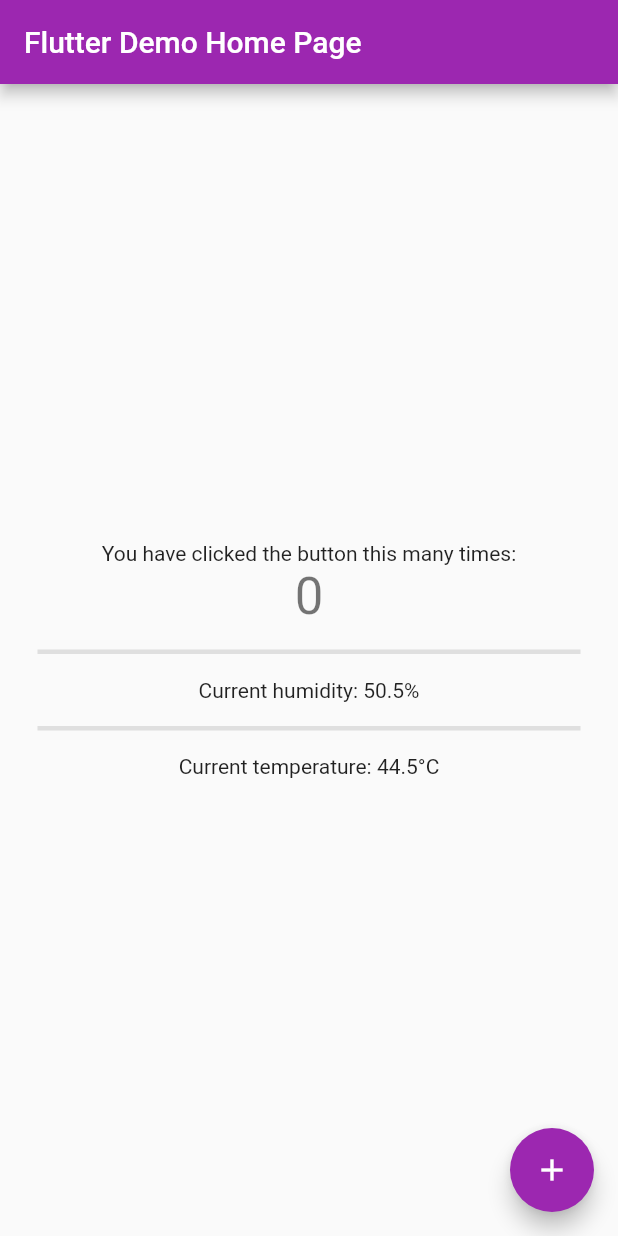
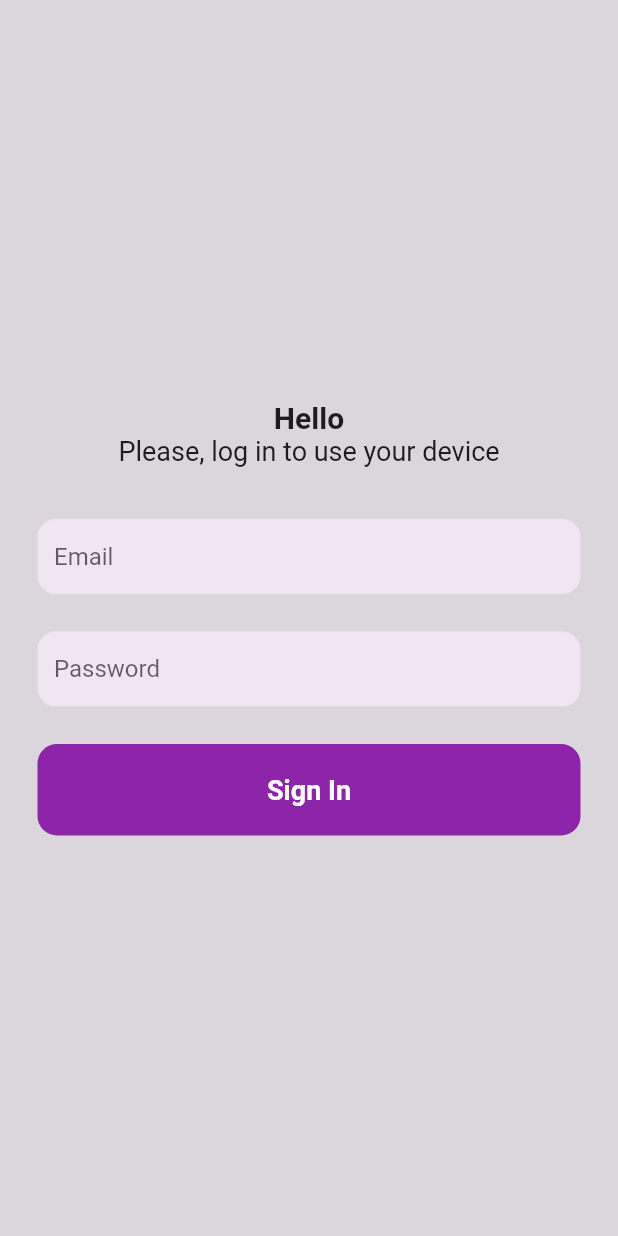
Before and after one commit to kosibamarcin/IoT, a Flutter app: the screen it shows after launch, on a phone screen of 412 x 824 dp. Run offline on Flutter 3.47's test engine with Material 2 defaults, Android fonts, the phone set to English and light mode, and no system bars; missing offline and left inert: azstore, dart:ffi.

Commit message:
login page

```diff
--- /dev/null
+++ b/air_humidifier/lib/login_page.dart
@@ -0,0 +1,124 @@
+import 'package:flutter/material.dart';
+import 'main.dart';
+
+class LoginPage extends StatefulWidget {
+  const LoginPage({Key? key}) : super(key: key);
+
+  @override
+  State<LoginPage> createState() => _LoginPageState();
+}
+
+class _LoginPageState extends State<LoginPage> {
+  final _emailCotroller = TextEditingController();
+  final _passwordController = TextEditingController();
+
+  // Future signIn() async {
+  // 	await getEmail()
+  // }
+
+  signIn() {
+    print(_emailCotroller.text.trim());
+    print(_passwordController.text.trim());
+    Navigator.push(
+        context,
+        MaterialPageRoute(
+            builder: (context) => MyHomePage(title: 'Home Page')));
+  }
+
+  @override
+  Widget build(BuildContext context) {
+    return Scaffold(
+      backgroundColor: Color.fromARGB(255, 219, 214, 219),
+      body: SafeArea(
+        child: Center(
+          child: SingleChildScrollView(
+            child:
+                Column(mainAxisAlignment: MainAxisAlignment.center, children: [
+              Text(
+                'Hello',
+                style: TextStyle(
+                  fontWeight: FontWeight.bold,
+                  fontSize: 20,
+                ),
+              ),
+              Text(
+                'Please, log in to use your device',
+                style: TextStyle(
+                  fontSize: 18,
+                ),
+              ),
+              SizedBox(
+                height: 35,
+              ),
+              Padding(
+                padding: EdgeInsets.symmetric(horizontal: 25.0),
+                child: Container(
+                  decoration: BoxDecoration(
+                    color: Color.fromARGB(255, 241, 228, 243),
+                    border: Border.all(
+                      color: Color.fromARGB(255, 238, 229, 239),
+                    ),
+                    borderRadius: BorderRadius.circular(12),
+                  ),
+                  child: TextField(
+                    controller: _emailCotroller,
+                    decoration: InputDecoration(
+                        border: InputBorder.none,
+                        hintText: 'Email',
+                        contentPadding: EdgeInsets.only(left: 10.0)),
+                  ),
+                ),
+              ),
+              SizedBox(
+                height: 25,
+              ),
+              Padding(
+                padding: EdgeInsets.symmetric(horizontal: 25.0),
+                child: Container(
+                  decoration: BoxDecoration(
+                    color: Color.fromARGB(255, 241, 228, 243),
+                    border: Border.all(
+                      color: Color.fromARGB(255, 238, 229, 239),
+                    ),
+                    borderRadius: BorderRadius.circular(12),
+                  ),
+                  child: TextField(
+                    controller: _passwordController,
+                    obscureText: true,
+                    decoration: InputDecoration(
+                        border: InputBorder.none,
+                        hintText: 'Password',
+                        contentPadding: EdgeInsets.only(left: 10.0)),
+                  ),
+                ),
+              ),
+              SizedBox(
+                height: 25,
+              ),
+              Padding(
+                padding: const EdgeInsets.symmetric(horizontal: 25.0),
+                child: GestureDetector(
+                  onTap: signIn,
+                  child: Container(
+                    padding: EdgeInsets.all(20),
+                    decoration: BoxDecoration(
+                        color: Colors.purple[600],
+                        borderRadius: BorderRadius.circular(13)),
+                    child: Center(
+                        child: Text(
+                      'Sign In',
+                      style: TextStyle(
+                          color: Colors.white,
+                          fontSize: 18,
+                          fontWeight: FontWeight.bold),
+                    )),
+                  ),
+                ),
+              )
+            ]),
+          ),
+        ),
+      ),
+    );
+  }
+}
--- a/air_humidifier/lib/main.dart
+++ b/air_humidifier/lib/main.dart
@@ -6,6 +6,7 @@
 import 'dart:io';
 import 'dart:typed_data';
 import 'dart:convert';
+import 'login_page.dart';
 
 const connectionString =
     'DefaultEndpointsProtocol=https;AccountName=devicemessages12;AccountKey=jfyoNHVw54+5yjC17N2JGFYvknwoUnY9t8YE4UBluHGfuor88+xwlBYOuT/ejuBBeC2MkzoUtkzq+AStZwffPQ==;EndpointSuffix=core.windows.net';
@@ -28,7 +29,8 @@
       theme: ThemeData(
         primarySwatch: Colors.purple,
       ),
-      home: const MyHomePage(title: 'Flutter Demo Home Page'),
+      // home: const MyHomePage(title: 'Flutter Demo Home Page'),
+      home: LoginPage()
     );
   }
 }
```
